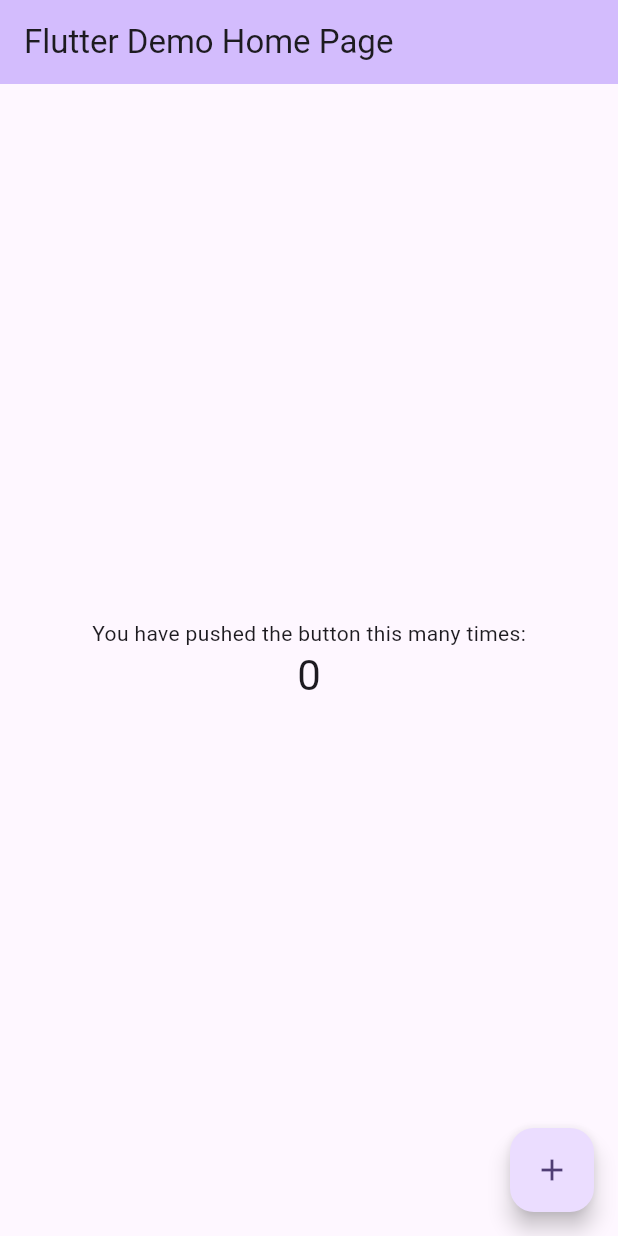
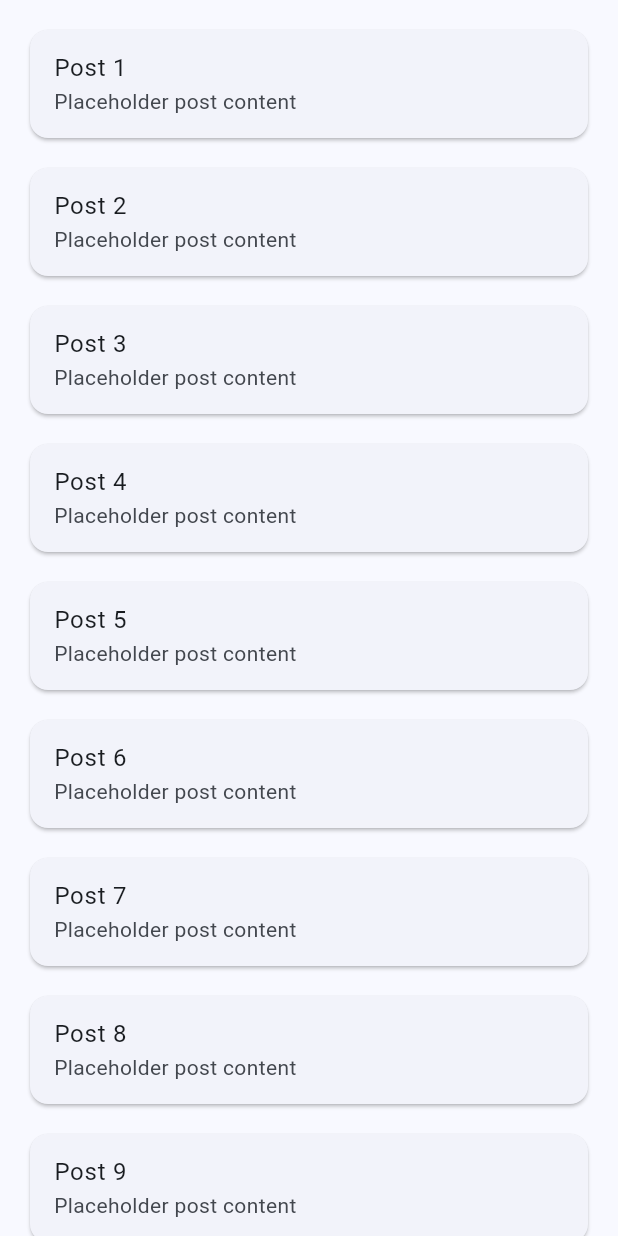
Before and after one commit to 23r0c001/flutter.posts, a Flutter app: the screen it shows after launch, on a phone screen of 412 x 824 dp. Run offline on Flutter 3.47's test engine with Material 3 defaults, Android fonts, the phone set to English and light mode, and no system bars; our stand-ins replace go_router.

Commit message:
cleaning up and building out main page

```diff
--- a/lib/main.dart
+++ b/lib/main.dart
@@ -1,122 +1,31 @@
 import 'package:flutter/material.dart';
+import 'src/routing/app_router.dart';
 
-void main() {
+void main() async {
+  // 1. Ensure Flutter is ready (required for C#-style async setup)
+  WidgetsFlutterBinding.ensureInitialized();
+
+  // 2. Initialize your Local SQLite DB here later
+  // await LocalDb.init();
+
   runApp(const MyApp());
 }
 
 class MyApp extends StatelessWidget {
   const MyApp({super.key});
 
-  // This widget is the root of your application.
   @override
   Widget build(BuildContext context) {
-    return MaterialApp(
-      title: 'Flutter Demo',
+    // Instead of 'home:', we use '.router' for Web/Deep-linking support
+    return MaterialApp.router(
+      title: 'My Forum App',
       theme: ThemeData(
-        // This is the theme of your application.
-        //
-        // TRY THIS: Try running your application with "flutter run". You'll see
-        // the application has a purple toolbar. Then, without quitting the app,
-        // try changing the seedColor in the colorScheme below to Colors.green
-        // and then invoke "hot reload" (save your changes or press the "hot
-        // reload" button in a Flutter-supported IDE, or press "r" if you used
-        // the command line to start the app).
-        //
-        // Notice that the counter didn't reset back to zero; the application
-        // state is not lost during the reload. To reset the state, use hot
-        // restart instead.
-        //
-        // This works for code too, not just values: Most code changes can be
-        // tested with just a hot reload.
-        colorScheme: .fromSeed(seedColor: Colors.deepPurple),
+        colorScheme: ColorScheme.fromSeed(seedColor: Colors.blue),
+        useMaterial3: true,
       ),
-      home: const MyHomePage(title: 'Flutter Demo Home Page'),
+
+      // routerConfig: myAppRouter, // We will define this in a separate file
+      routerConfig: appRouter,
     );
   }
 }
-
-class MyHomePage extends StatefulWidget {
-  const MyHomePage({super.key, required this.title});
-
-  // This widget is the home page of your application. It is stateful, meaning
-  // that it has a State object (defined below) that contains fields that affect
-  // how it looks.
-
-  // This class is the configuration for the state. It holds the values (in this
-  // case the title) provided by the parent (in this case the App widget) and
-  // used by the build method of the State. Fields in a Widget subclass are
-  // always marked "final".
-
-  final String title;
-
-  @override
-  State<MyHomePage> createState() => _MyHomePageState();
-}
-
-class _MyHomePageState extends State<MyHomePage> {
-  int _counter = 0;
-
-  void _incrementCounter() {
-    setState(() {
-      // This call to setState tells the Flutter framework that something has
-      // changed in this State, which causes it to rerun the build method below
-      // so that the display can reflect the updated values. If we changed
-      // _counter without calling setState(), then the build method would not be
-      // called again, and so nothing would appear to happen.
-      _counter++;
-    });
-  }
-
-  @override
-  Widget build(BuildContext context) {
-    // This method is rerun every time setState is called, for instance as done
-    // by the _incrementCounter method above.
-    //
-    // The Flutter framework has been optimized to make rerunning build methods
-    // fast, so that you can just rebuild anything that needs updating rather
-    // than having to individually change instances of widgets.
-    return Scaffold(
-      appBar: AppBar(
-        // TRY THIS: Try changing the color here to a specific color (to
-        // Colors.amber, perhaps?) and trigger a hot reload to see the AppBar
-        // change color while the other colors stay the same.
-        backgroundColor: Theme.of(context).colorScheme.inversePrimary,
-        // Here we take the value from the MyHomePage object that was created by
-        // the App.build method, and use it to set our appbar title.
-        title: Text(widget.title),
-      ),
-      body: Center(
-        // Center is a layout widget. It takes a single child and positions it
-        // in the middle of the parent.
-        child: Column(
-          // Column is also a layout widget. It takes a list of children and
-          // arranges them vertically. By default, it sizes itself to fit its
-          // children horizontally, and tries to be as tall as its parent.
-          //
-          // Column has various properties to control how it sizes itself and
-          // how it positions its children. Here we use mainAxisAlignment to
-          // center the children vertically; the main axis here is the vertical
-          // axis because Columns are vertical (the cross axis would be
-          // horizontal).
-          //
-          // TRY THIS: Invoke "debug painting" (choose the "Toggle Debug Paint"
-          // action in the IDE, or press "p" in the console), to see the
-          // wireframe for each widget.
-          mainAxisAlignment: .center,
-          children: [
-            const Text('You have pushed the button this many times:'),
-            Text(
-              '$_counter',
-              style: Theme.of(context).textTheme.headlineMedium,
-            ),
-          ],
-        ),
-      ),
-      floatingActionButton: FloatingActionButton(
-        onPressed: _incrementCounter,
-        tooltip: 'Increment',
-        child: const Icon(Icons.add),
-      ),
-    );
-  }
-}
--- /dev/null
+++ b/lib/src/routing/app_router.dart
@@ -0,0 +1,10 @@
+import 'package:go_router/go_router.dart';
+
+import '../views/forum_home/forum_home_page.dart';
+
+final GoRouter appRouter = GoRouter(
+  initialLocation: '/',
+  routes: [
+    GoRoute(path: '/', builder: (context, state) => const ForumHomePage()),
+  ],
+);
--- /dev/null
+++ b/lib/src/shared/widgets/responsive_layout.dart
@@ -0,0 +1,23 @@
+import 'package:flutter/material.dart';
+
+/// TEMPLATE: Acts as a View Wrapper for screen-level responsiveness.
+/// USAGE: Wrap Feature views (Forums, Profile, Resources) to ensure Web-first scaling.
+class ResponsiveLayout extends StatelessWidget {
+  final Widget mobile;
+  final Widget desktop;
+
+  const ResponsiveLayout({
+    super.key,
+    required this.mobile,
+    required this.desktop,
+  });
+
+  @override
+  Widget build(BuildContext context) {
+    return LayoutBuilder(
+      builder: (context, constraints) {
+        return constraints.maxWidth > 800 ? desktop : mobile;
+      },
+    );
+  }
+}
--- /dev/null
+++ b/lib/src/views/forum_home/forum_home_page.dart
@@ -0,0 +1,34 @@
+import 'package:flutter/material.dart';
+
+import '../../shared/widgets/responsive_layout.dart';
+import 'widgets/post_list.dart';
+import 'widgets/resources_pane.dart';
+import 'widgets/sidebar_widget.dart';
+
+class ForumHomePage extends StatelessWidget {
+  const ForumHomePage({super.key});
+
+  @override
+  Widget build(BuildContext context) {
+    return Scaffold(
+      body: ResponsiveLayout(
+        desktop: _buildDesktopLayout(),
+        mobile: _buildMobileLayout(),
+      ),
+    );
+  }
+
+  Widget _buildDesktopLayout() {
+    return const Row(
+      children: [
+        Expanded(flex: 2, child: SidebarWidget()),
+        Expanded(flex: 5, child: PostList()),
+        Expanded(flex: 3, child: ResourcesPane()),
+      ],
+    );
+  }
+
+  Widget _buildMobileLayout() {
+    return const PostList();
+  }
+}
--- /dev/null
+++ b/lib/src/views/forum_home/widgets/post_list.dart
@@ -0,0 +1,22 @@
+import 'package:flutter/material.dart';
+
+class PostList extends StatelessWidget {
+  const PostList({super.key});
+
+  @override
+  Widget build(BuildContext context) {
+    return ListView.separated(
+      padding: const EdgeInsets.all(16),
+      itemCount: 10,
+      separatorBuilder: (_, _) => const SizedBox(height: 12),
+      itemBuilder: (context, index) {
+        return Card(
+          child: ListTile(
+            title: Text('Post ${index + 1}'),
+            subtitle: const Text('Placeholder post content'),
+          ),
+        );
+      },
+    );
+  }
+}
--- /dev/null
+++ b/lib/src/views/forum_home/widgets/resources_pane.dart
@@ -0,0 +1,15 @@
+import 'package:flutter/material.dart';
+
+class ResourcesPane extends StatelessWidget {
+  const ResourcesPane({super.key});
+
+  @override
+  Widget build(BuildContext context) {
+    return const ColoredBox(
+      color: Color(0xFFF9FAFB),
+      child: Center(
+        child: Text('Resources'),
+      ),
+    );
+  }
+}
--- /dev/null
+++ b/lib/src/views/forum_home/widgets/sidebar_widget.dart
@@ -0,0 +1,15 @@
+import 'package:flutter/material.dart';
+
+class SidebarWidget extends StatelessWidget {
+  const SidebarWidget({super.key});
+
+  @override
+  Widget build(BuildContext context) {
+    return const ColoredBox(
+      color: Color(0xFFF3F4F6),
+      child: Center(
+        child: Text('Sidebar'),
+      ),
+    );
+  }
+}
--- a/pubspec.yaml
+++ b/pubspec.yaml
@@ -34,6 +34,7 @@ dependencies:
   # The following adds the Cupertino Icons font to your application.
   # Use with the CupertinoIcons class for iOS style icons.
   cupertino_icons: ^1.0.8
+  go_router: ^17.1.0
 
 dev_dependencies:
   flutter_test:
```
Also changed, not shown: lib/src/app.dart (added), pubspec.lock, 3 other files.
